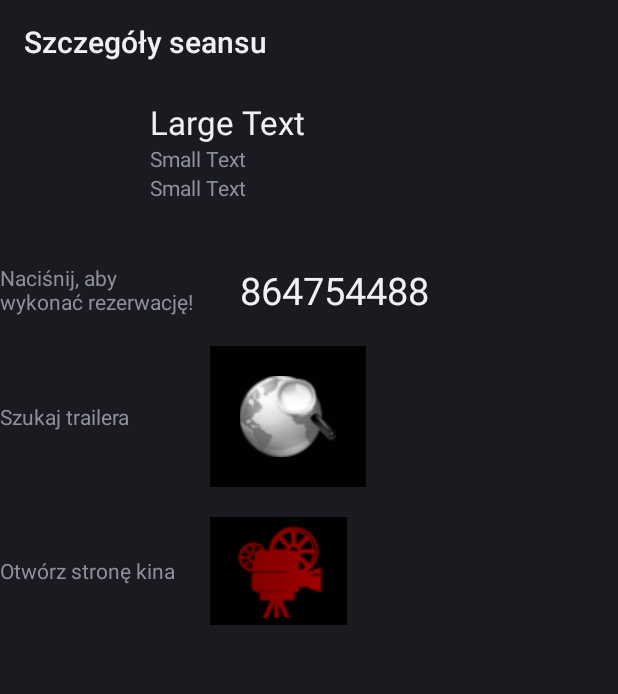
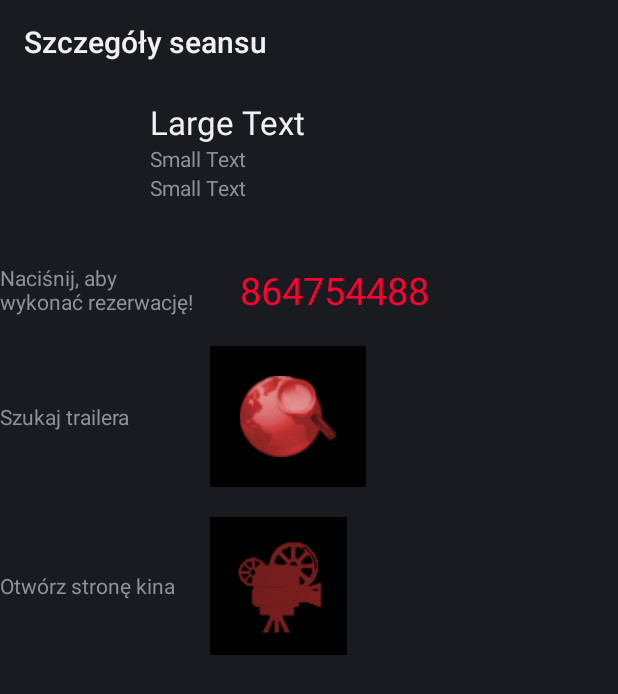
Before and after one commit to CoderDojoPL/KinoZam, an Android app: the ShowSeansActivity screen opened directly, with no data from a screen before it, on a phone screen of 412 x 824 dp. Shown: the top 694 px of the screen. Run offline under Robolectric (Android 15) with nearby library versions, the phone set to English and light mode, and no system bars; libraries missing offline, so code that uses them is left out: org.apache.commons; 9 statements that could not run were skipped.

Commit message:
dodanie wyświetlania za ile czasu będzie seans, początek wyświetlania oceny z filmwebu i recenzji

```diff
--- a/KinoZam/src/main/AndroidManifest.xml
+++ b/KinoZam/src/main/AndroidManifest.xml
@@ -29,6 +29,9 @@
             </intent-filter>
         </activity>
         <activity android:name=".activity.ShowSeansActivity" android:label="Szczegóły seansu"/>
+        <activity
+            android:name=".activity.RecenzjaActivity"
+            android:label="Recenzja filmu"/>
     </application>
 
 </manifest>
--- a/KinoZam/src/main/java/pl/coderdojo/kinozam/model/SeansReader.java
+++ b/KinoZam/src/main/java/pl/coderdojo/kinozam/model/SeansReader.java
@@ -5,7 +5,6 @@ import android.graphics.BitmapFactory;
 import android.util.Log;
 import net.fortuna.ical4j.data.CalendarBuilder;
 import net.fortuna.ical4j.data.ParserException;
-import net.fortuna.ical4j.model.Calendar;
 import net.fortuna.ical4j.model.component.VEvent;
 import org.jsoup.Jsoup;
 import org.jsoup.nodes.Document;
@@ -99,7 +98,7 @@ public class SeansReader {
         CalendarBuilder builder = new CalendarBuilder();
 
         try {
-            Calendar calendar = builder.build(in);
+            net.fortuna.ical4j.model.Calendar calendar = builder.build(in);
             for (Object o : calendar.getComponents()) {
                 VEvent event = (VEvent) o;
                 Seans seans = createSeans(event);
--- a/KinoZam/src/main/res/layout/activity_show_seans.xml
+++ b/KinoZam/src/main/res/layout/activity_show_seans.xml
@@ -47,6 +47,7 @@
                 android:text="Small Text"
                 android:id="@+id/timeTextView"
                 android:paddingBottom="10dp"/>
+
         </LinearLayout>
 
 
@@ -97,7 +98,9 @@
                     android:padding="20dp"
                     android:paddingTop="20dp"
                     android:paddingBottom="20dp"
-                    android:textSize="25dp"/>
+                    android:textSize="25dp"
+                    android:textColor="#ff002f"
+                    />
 
             </LinearLayout>
 
@@ -147,7 +150,36 @@
                     android:id="@+id/linkButton"
                     android:src="@drawable/logo_stronki"
                     android:background="#010101"
-                    android:layout_gravity="center_horizontal|top"/>
+                    android:layout_gravity="center_horizontal|top"
+                    android:paddingTop="10dp"
+                    android:paddingBottom="10dp"/>
+
+            </LinearLayout>
+
+            <LinearLayout
+                android:layout_width="fill_parent"
+                android:layout_height="fill_parent"
+                android:paddingBottom="20dp"
+                android:id="@+id/linearLayout"
+                android:visibility="gone">
+
+                <TextView
+                    android:layout_width="140dp"
+                    android:layout_height="fill_parent"
+                    android:text="Przeczytaj recenzję"
+                    android:id="@+id/textView5"
+                    android:gravity="center_vertical"
+                    android:paddingRight="10dp"/>
+
+                <ImageButton
+                    android:layout_width="91dp"
+                    android:layout_height="wrap_content"
+                    android:id="@+id/recenzjaButton"
+                    android:src="@drawable/recenzja"
+                    android:background="#010101"
+                    android:layout_gravity="center_horizontal|top"
+                    android:paddingBottom="20dp"
+                    android:paddingTop="20dp"/>
             </LinearLayout>
 
         </LinearLayout>
```
Also changed, not shown: KinoZam/src/main/java/pl/coderdojo/kinozam/activity/RecenzjaActivity.java (added, +28 -0 lines), KinoZam/src/main/java/pl/coderdojo/kinozam/activity/ShowSeansActivity.java (+22 -1 lines), KinoZam/src/main/java/pl/coderdojo/kinozam/activity/task/ReadSeanseTask.java (+10 -6 lines), KinoZam/src/main/java/pl/coderdojo/kinozam/model/Seans.java (+9 -0 lines), KinoZam/src/main/res/layout/recenzja.xml (added, +22 -0 lines), KinoZam/src/main/res/drawable/logo_stronki.png, KinoZam/src/main/res/drawable/recenzja.png (added), KinoZam/src/main/res/drawable/szukaj.png.
